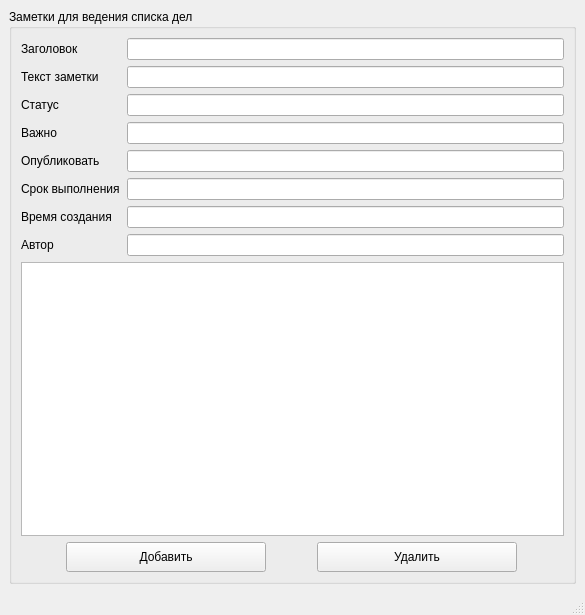
Above: exam/ui/db.ui from gyoscha/qt_project before the change. Below: the same form after it.
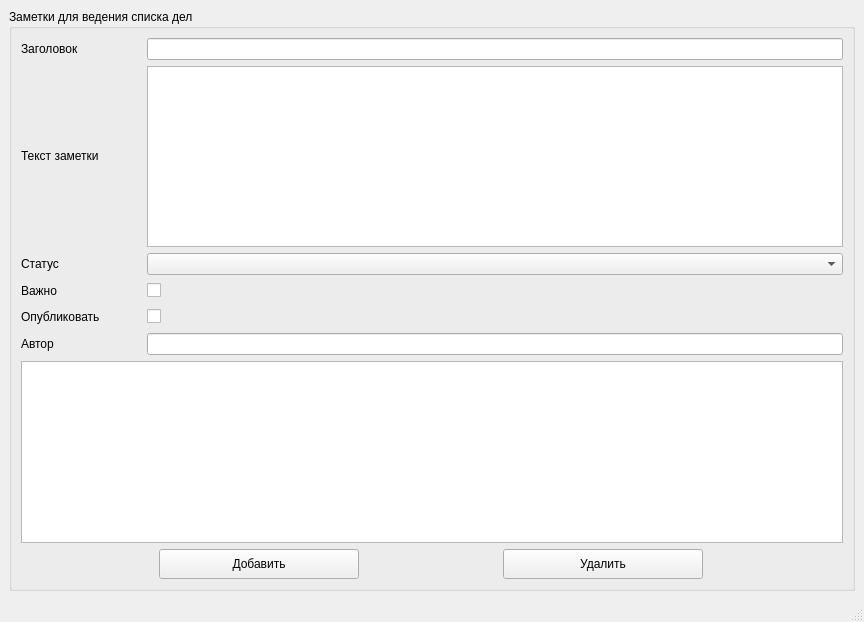
That is the form after the change.

Diff of the .ui file:
```diff
--- a/exam/ui/db.ui
+++ b/exam/ui/db.ui
@@ -6,8 +6,8 @@
    <rect>
     <x>0</x>
     <y>0</y>
-    <width>585</width>
-    <height>615</height>
+    <width>864</width>
+    <height>622</height>
    </rect>
   </property>
   <property name="windowTitle">
@@ -17,6 +17,12 @@
    <layout class="QGridLayout" name="gridLayout">
     <item row="0" column="0">
      <widget class="QGroupBox" name="groupBox">
+      <property name="minimumSize">
+       <size>
+        <width>840</width>
+        <height>540</height>
+       </size>
+      </property>
       <property name="title">
        <string>Заметки для ведения списка дел</string>
       </property>
@@ -29,13 +35,13 @@
             <widget class="QLabel" name="label">
              <property name="minimumSize">
               <size>
-               <width>100</width>
+               <width>120</width>
                <height>20</height>
               </size>
              </property>
              <property name="maximumSize">
               <size>
-               <width>100</width>
+               <width>120</width>
                <height>20</height>
               </size>
              </property>
@@ -58,13 +64,13 @@
             <widget class="QLabel" name="label_2">
              <property name="minimumSize">
               <size>
-               <width>100</width>
+               <width>120</width>
                <height>20</height>
               </size>
              </property>
              <property name="maximumSize">
               <size>
-               <width>100</width>
+               <width>120</width>
                <height>20</height>
               </size>
              </property>
@@ -74,7 +80,7 @@
             </widget>
            </item>
            <item>
-            <widget class="QLineEdit" name="lineEdit_2"/>
+            <widget class="QTextEdit" name="textEdit"/>
            </item>
           </layout>
          </item>
@@ -84,13 +90,13 @@
             <widget class="QLabel" name="label_3">
              <property name="minimumSize">
               <size>
-               <width>100</width>
+               <width>120</width>
                <height>20</height>
               </size>
              </property>
              <property name="maximumSize">
               <size>
-               <width>100</width>
+               <width>120</width>
                <height>20</height>
               </size>
              </property>
@@ -100,7 +106,7 @@
             </widget>
            </item>
            <item>
-            <widget class="QLineEdit" name="lineEdit_3"/>
+            <widget class="QComboBox" name="comboBox_status"/>
            </item>
           </layout>
          </item>
@@ -110,13 +116,13 @@
             <widget class="QLabel" name="label_4">
              <property name="minimumSize">
               <size>
-               <width>100</width>
+               <width>120</width>
                <height>20</height>
               </size>
              </property>
              <property name="maximumSize">
               <size>
-               <width>100</width>
+               <width>120</width>
                <height>20</height>
               </size>
              </property>
@@ -126,7 +132,11 @@
             </widget>
            </item>
            <item>
-            <widget class="QLineEdit" name="lineEdit_4"/>
+            <widget class="QCheckBox" name="checkBox_importance">
+             <property name="text">
+              <string/>
+             </property>
+            </widget>
            </item>
           </layout>
          </item>
@@ -136,13 +146,13 @@
             <widget class="QLabel" name="label_5">
              <property name="minimumSize">
               <size>
-               <width>100</width>
+               <width>120</width>
                <height>20</height>
               </size>
              </property>
              <property name="maximumSize">
               <size>
-               <width>100</width>
+               <width>120</width>
                <height>20</height>
               </size>
              </property>
@@ -152,59 +162,11 @@
             </widget>
            </item>
            <item>
-            <widget class="QLineEdit" name="lineEdit_5"/>
-           </item>
-          </layout>
-         </item>
-         <item>
-          <layout class="QHBoxLayout" name="horizontalLayout_6">
-           <item>
-            <widget class="QLabel" name="label_6">
-             <property name="minimumSize">
-              <size>
-               <width>100</width>
-               <height>20</height>
-              </size>
-             </property>
-             <property name="maximumSize">
-              <size>
-               <width>100</width>
-               <height>20</height>
-              </size>
-             </property>
+            <widget class="QCheckBox" name="checkBox_publish">
              <property name="text">
-              <string>Срок выполнения</string>
+              <string/>
              </property>
             </widget>
-           </item>
-           <item>
-            <widget class="QLineEdit" name="lineEdit_6"/>
-           </item>
-          </layout>
-         </item>
-         <item>
-          <layout class="QHBoxLayout" name="horizontalLayout_7">
-           <item>
-            <widget class="QLabel" name="label_7">
-             <property name="minimumSize">
-              <size>
-               <width>100</width>
-               <height>20</height>
-              </size>
-             </property>
-             <property name="maximumSize">
-              <size>
-               <width>100</width>
-               <height>20</height>
-              </size>
-             </property>
-             <property name="text">
-              <string>Время создания</string>
-             </property>
-            </widget>
-           </item>
-           <item>
-            <widget class="QLineEdit" name="lineEdit_7"/>
            </item>
           </layout>
          </item>
@@ -214,13 +176,13 @@
             <widget class="QLabel" name="label_8">
              <property name="minimumSize">
               <size>
-               <width>100</width>
+               <width>120</width>
                <height>20</height>
               </size>
              </property>
              <property name="maximumSize">
               <size>
-               <width>100</width>
+               <width>120</width>
                <height>20</height>
               </size>
              </property>
@@ -230,7 +192,14 @@
             </widget>
            </item>
            <item>
-            <widget class="QLineEdit" name="lineEdit_8"/>
+            <widget class="QLineEdit" name="lineEdit_author">
+             <property name="enabled">
+              <bool>true</bool>
+             </property>
+             <property name="readOnly">
+              <bool>true</bool>
+             </property>
+            </widget>
            </item>
           </layout>
          </item>
```
Left out of the diff: 6 changed lines with no effect on the pictures.
